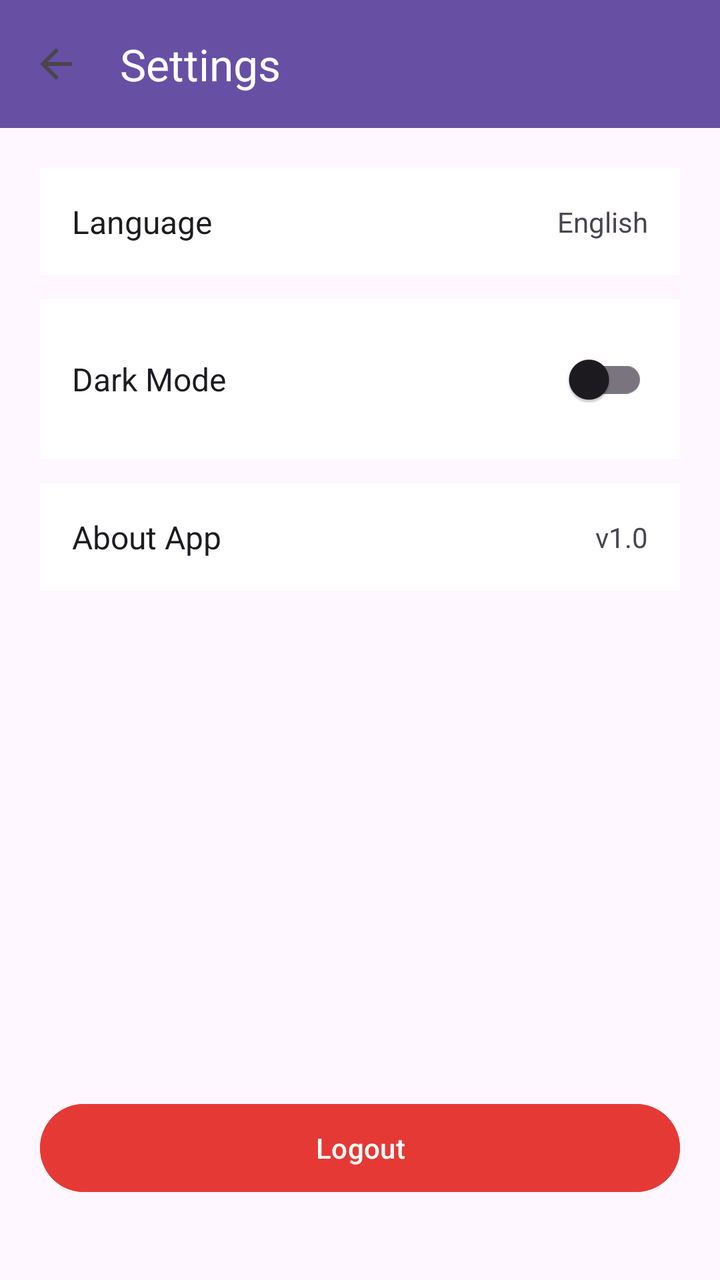
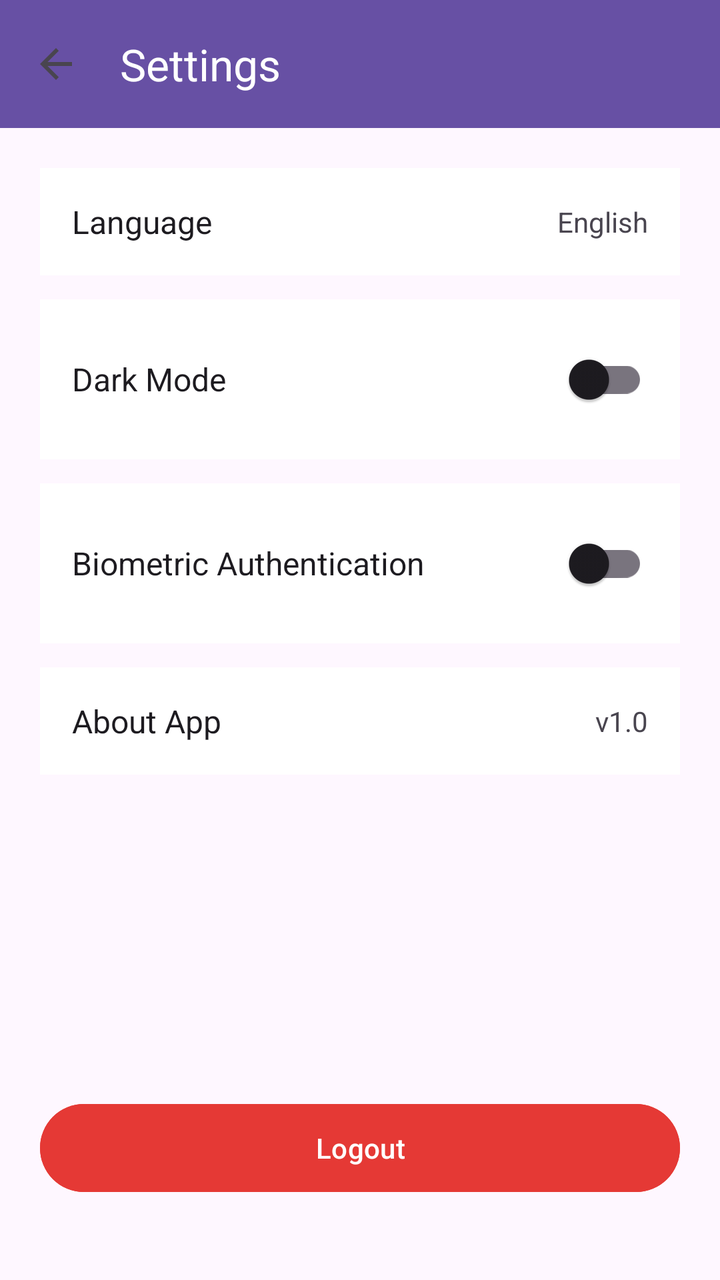

An Android layout rendered at two revisions. The XML below is the earlier revision; the diff shows what the commit changed to produce the second picture.
<!-- AndroidManifest.xml: application theme Theme.SmartInventaryManagement -->
<!-- res/layout/activity_settings.xml -->
<?xml version="1.0" encoding="utf-8"?>
<LinearLayout xmlns:android="http://schemas.android.com/apk/res/android"
    xmlns:app="http://schemas.android.com/apk/res-auto"
    android:layout_width="match_parent"
    android:layout_height="match_parent"
    android:orientation="vertical"
    android:background="?android:colorBackground">

    <androidx.appcompat.widget.Toolbar
        android:id="@+id/toolbar"
        android:layout_width="match_parent"
        android:layout_height="?attr/actionBarSize"
        android:background="?attr/colorPrimary"
        app:title="@string/settings"
        app:titleTextColor="@android:color/white"
        app:navigationIcon="?attr/homeAsUpIndicator" />

    <ScrollView
        android:layout_width="match_parent"
        android:layout_height="match_parent"
        android:fillViewport="true">

        <LinearLayout
            android:layout_width="match_parent"
            android:layout_height="wrap_content"
            android:orientation="vertical"
            android:padding="20dp">

            
            <LinearLayout
                android:id="@+id/btnLanguage"
                android:layout_width="match_parent"
                android:layout_height="wrap_content"
                android:orientation="horizontal"
                android:padding="16dp"
                android:gravity="center_vertical"
                android:background="?android:colorBackgroundFloating"
                android:layout_marginBottom="12dp"
                android:clickable="true"
                android:focusable="true">

                <TextView
                    android:layout_width="0dp"
                    android:layout_height="wrap_content"
                    android:layout_weight="1"
                    android:text="@string/language"
                    android:textSize="16sp"
                    android:textColor="?android:textColorPrimary"/>

                <TextView
                    android:id="@+id/tvLanguage"
                    android:layout_width="wrap_content"
                    android:layout_height="wrap_content"
                    android:text="@string/english"
                    android:textColor="?android:textColorSecondary"/>
            </LinearLayout>

            
            <LinearLayout
                android:layout_width="match_parent"
                android:layout_height="wrap_content"
                android:orientation="horizontal"
                android:padding="16dp"
                android:gravity="center_vertical"
                android:background="?android:colorBackgroundFloating"
                android:layout_marginBottom="12dp">

                <TextView
                    android:layout_width="0dp"
                    android:layout_height="wrap_content"
                    android:layout_weight="1"
                    android:text="@string/dark_mode"
                    android:textSize="16sp"
                    android:textColor="?android:textColorPrimary"/>

                <androidx.appcompat.widget.SwitchCompat
                    android:id="@+id/switchDarkMode"
                    android:layout_width="wrap_content"
                    android:layout_height="wrap_content"/>
            </LinearLayout>

            
            <LinearLayout
                android:layout_width="match_parent"
                android:layout_height="wrap_content"
                android:orientation="horizontal"
                android:padding="16dp"
                android:gravity="center_vertical"
                android:background="?android:colorBackgroundFloating"
                android:layout_marginBottom="12dp">

                <TextView
                    android:layout_width="0dp"
                    android:layout_height="wrap_content"
                    android:layout_weight="1"
                    android:text="@string/about_app"
                    android:textSize="16sp"
                    android:textColor="?android:textColorPrimary"/>

                <TextView
                    android:layout_width="wrap_content"
                    android:layout_height="wrap_content"
                    android:text="v1.0"
                    android:textColor="?android:textColorSecondary"/>
            </LinearLayout>

            <View
                android:layout_width="match_parent"
                android:layout_height="0dp"
                android:layout_weight="1" />

            
            <Button
                android:id="@+id/btnLogout"
                android:layout_width="match_parent"
                android:layout_height="52dp"
                android:text="@string/logout"
                android:textColor="@android:color/white"
                android:backgroundTint="#E53935"
                android:layout_marginTop="30dp"
                android:layout_marginBottom="20dp"/>
        </LinearLayout>
    </ScrollView>
</LinearLayout>
<!-- resources referenced by this layout -->
<resources>
  <string name="about_app">About App</string>
  <string name="dark_mode">Dark Mode</string>
  <string name="english">English</string>
  <string name="language">Language</string>
  <string name="logout">Logout</string>
  <string name="settings">Settings</string>
  <style name="Theme.SmartInventaryManagement" parent="Base.Theme.SmartInventaryManagement" />
  <style name="Base.Theme.SmartInventaryManagement" parent="Theme.Material3.DayNight.NoActionBar">
  
      </style>
</resources>

<!-- the commit's change to res/layout/activity_settings.xml (unified diff, before → after) -->
@@ -93,6 +93,30 @@
                     android:layout_width="0dp"
                     android:layout_height="wrap_content"
                     android:layout_weight="1"
+                    android:text="Biometric Authentication"
+                    android:textSize="16sp"
+                    android:textColor="?android:textColorPrimary"/>
+
+                <androidx.appcompat.widget.SwitchCompat
+                    android:id="@+id/switchBiometric"
+                    android:layout_width="wrap_content"
+                    android:layout_height="wrap_content"/>
+            </LinearLayout>
+
+            
+            <LinearLayout
+                android:layout_width="match_parent"
+                android:layout_height="wrap_content"
+                android:orientation="horizontal"
+                android:padding="16dp"
+                android:gravity="center_vertical"
+                android:background="?android:colorBackgroundFloating"
+                android:layout_marginBottom="12dp">
+
+                <TextView
+                    android:layout_width="0dp"
+                    android:layout_height="wrap_content"
+                    android:layout_weight="1"
                     android:text="@string/about_app"
                     android:textSize="16sp"
                     android:textColor="?android:textColorPrimary"/>
